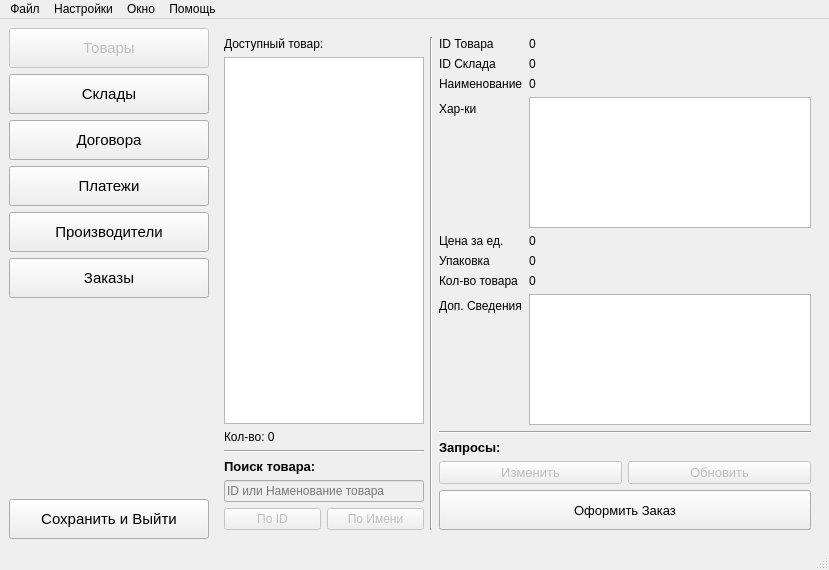
The window that res/main_view.ui (erhoof/db_looker_u_t6_course_work) describes before a commit, drawn with Qt 5.
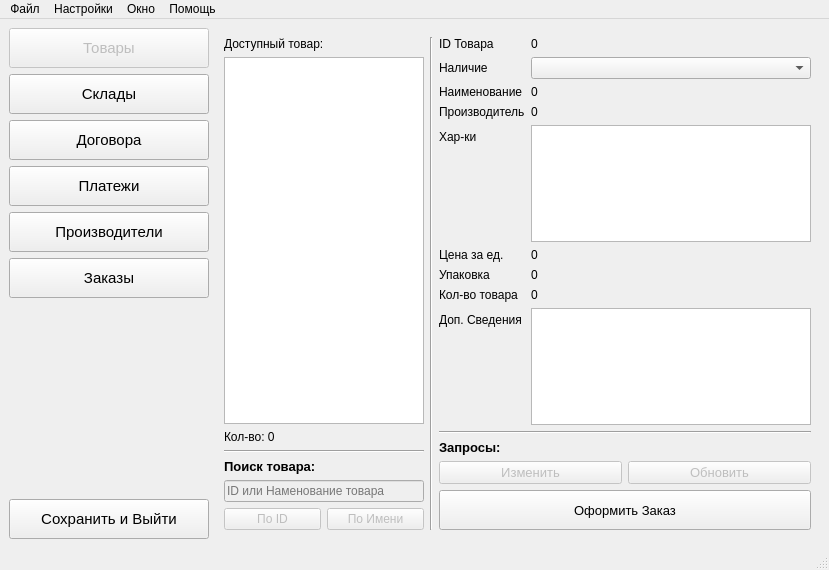
The same window after the commit. The open tabs and pages were chosen to show the change. Icons and pictures are not drawn.

```diff
--- a/res/main_view.ui
+++ b/res/main_view.ui
@@ -385,7 +385,7 @@
             <item row="1" column="0">
              <widget class="QLabel" name="label_23">
               <property name="text">
-               <string>ID Склада</string>
+               <string>Наличие</string>
               </property>
              </widget>
             </item>
@@ -396,14 +396,14 @@
               </property>
              </widget>
             </item>
-            <item row="3" column="0">
+            <item row="4" column="0">
              <widget class="QLabel" name="label_7">
               <property name="text">
                <string>Хар-ки</string>
               </property>
              </widget>
             </item>
-            <item row="3" column="1">
+            <item row="4" column="1">
              <widget class="QPlainTextEdit" name="_1_plainTextEdit_specs">
               <property name="minimumSize">
                <size>
@@ -416,63 +416,56 @@
               </property>
              </widget>
             </item>
-            <item row="4" column="0">
+            <item row="5" column="0">
              <widget class="QLabel" name="label_8">
               <property name="text">
                <string>Цена за ед.</string>
               </property>
              </widget>
             </item>
-            <item row="5" column="0">
+            <item row="6" column="0">
              <widget class="QLabel" name="label_9">
               <property name="text">
                <string>Упаковка</string>
               </property>
              </widget>
             </item>
-            <item row="6" column="0">
+            <item row="7" column="0">
              <widget class="QLabel" name="label_10">
               <property name="text">
                <string>Кол-во товара</string>
               </property>
              </widget>
             </item>
-            <item row="7" column="0">
+            <item row="8" column="0">
              <widget class="QLabel" name="label_11">
               <property name="text">
                <string>Доп. Сведения</string>
               </property>
              </widget>
             </item>
-            <item row="7" column="1">
+            <item row="8" column="1">
              <widget class="QPlainTextEdit" name="_1_plainTextEdit_addon">
               <property name="readOnly">
                <bool>true</bool>
               </property>
              </widget>
             </item>
-            <item row="1" column="1">
-             <widget class="QLabel" name="_1_label_id_warehouse">
-              <property name="text">
-               <string>0</string>
-              </property>
-             </widget>
-            </item>
-            <item row="6" column="1">
+            <item row="7" column="1">
              <widget class="QLabel" name="_1_label_product_count">
               <property name="text">
                <string>0</string>
               </property>
              </widget>
             </item>
-            <item row="4" column="1">
-             <widget class="QLabel" name="_1_label_price">
-              <property name="text">
-               <string>0</string>
-              </property>
-             </widget>
-            </item>
             <item row="5" column="1">
+             <widget class="QLabel" name="_1_label_price">
+              <property name="text">
+               <string>0</string>
+              </property>
+             </widget>
+            </item>
+            <item row="6" column="1">
              <widget class="QLabel" name="_1_label_packaging">
               <property name="text">
                <string>0</string>
@@ -486,6 +479,23 @@
               </property>
              </widget>
             </item>
+            <item row="1" column="1">
+             <widget class="QComboBox" name="_1_comboBox_avail"/>
+            </item>
+            <item row="3" column="0">
+             <widget class="QLabel" name="label_15">
+              <property name="text">
+               <string>Производитель</string>
+              </property>
+             </widget>
+            </item>
+            <item row="3" column="1">
+             <widget class="QLabel" name="_1_manufacturer_name">
+              <property name="text">
+               <string>0</string>
+              </property>
+             </widget>
+            </item>
            </layout>
           </item>
           <item>
```
Left out of the diff: 2 changed lines with no effect on the pictures.
